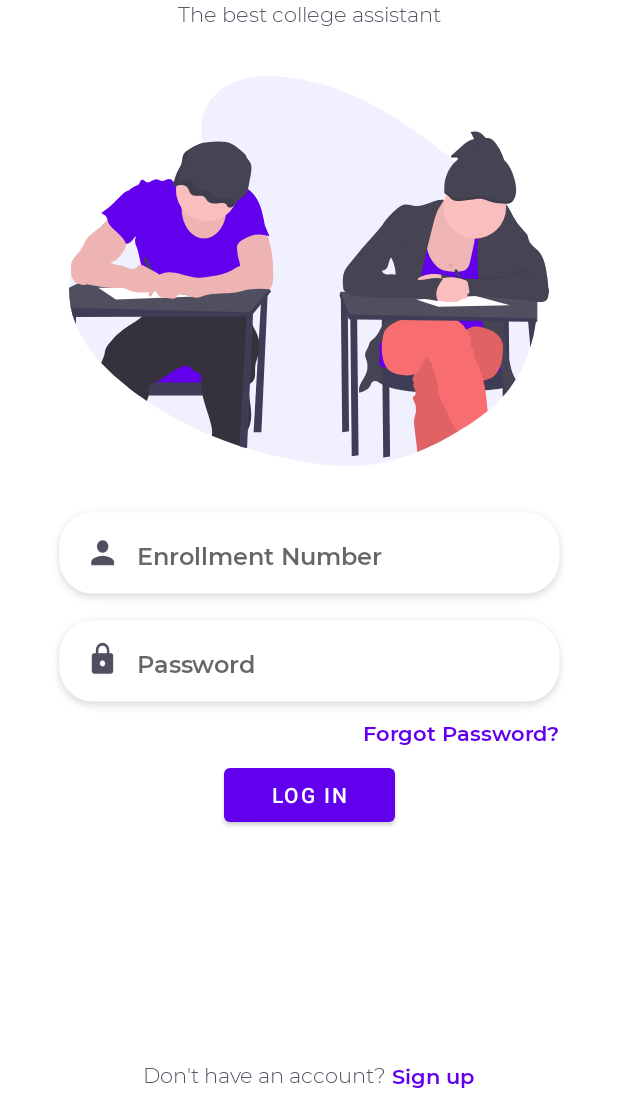
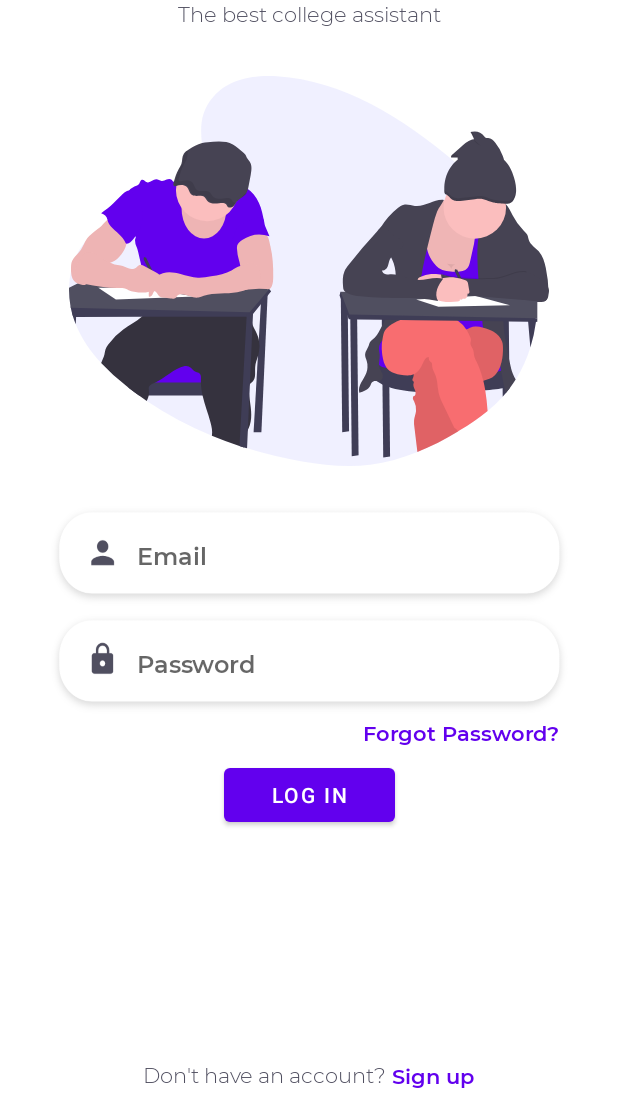
Before and after one commit to Rigzbot/CollegeBuddy, an Android app: the screen it shows after launch (LoginActivity), on a phone screen of 412 x 824 dp, the part 122-1236 px from its top. Run offline under Robolectric (Android 15) with nearby library versions, the phone set to English and light mode, and no system bars; our stand-ins replace Dagger/Hilt's generated code, Firebase (no records; nobody signed in at launch, a user with empty details on screens opened directly).

Commit message:
added login functionality with email

```diff
--- a/app/src/main/java/com/example/collegebuddy/ui/login/LoginActivity.kt
+++ b/app/src/main/java/com/example/collegebuddy/ui/login/LoginActivity.kt
@@ -1,17 +1,32 @@
 package com.example.collegebuddy.ui.login
 
+import android.content.Intent
 import android.os.Bundle
 import androidx.appcompat.app.AppCompatActivity
 import com.example.collegebuddy.databinding.ActivityLoginBinding
+import com.example.collegebuddy.ui.MainActivity
+import com.google.firebase.auth.FirebaseAuth
 import dagger.hilt.android.AndroidEntryPoint
 
 @AndroidEntryPoint
 class LoginActivity : AppCompatActivity() {
+    private lateinit var mAuth: FirebaseAuth
 
     override fun onCreate(savedInstanceState: Bundle?) {
         super.onCreate(savedInstanceState)
 
         val binding = ActivityLoginBinding.inflate(layoutInflater)
+
+        mAuth = FirebaseAuth.getInstance()
         setContentView(binding.root)
     }
+
+    override fun onStart() {
+        super.onStart()
+
+        if(mAuth.currentUser != null){
+            startActivity(Intent(this, MainActivity::class.java))
+            finish()
+        }
+    }
 }
--- a/app/src/main/res/layout/fragment_login.xml
+++ b/app/src/main/res/layout/fragment_login.xml
@@ -48,7 +48,7 @@
         app:layout_constraintTop_toBottomOf="@+id/textView2" />
 
     <EditText
-        android:id="@+id/editText"
+        android:id="@+id/email_et"
         android:layout_width="350dp"
         android:layout_height="72dp"
         android:layout_marginStart="8dp"
@@ -57,7 +57,8 @@
         android:fontFamily="@font/montserrat_semibold"
         android:textSize="16sp"
         android:paddingStart="60dp"
-        android:hint="@string/login_edit_text_enrollment_hint"
+        android:inputType="textEmailAddress"
+        android:hint="@string/login_edit_text_email_hint"
         android:textColor="@color/colorText"
         android:background="@drawable/bg_txt_username"
         app:layout_constraintEnd_toEndOf="parent"
@@ -65,7 +66,7 @@
         app:layout_constraintTop_toBottomOf="@+id/imageView" />
 
     <EditText
-        android:id="@+id/editText2"
+        android:id="@+id/password_et"
         android:layout_width="350dp"
         android:layout_height="72dp"
         android:layout_marginStart="8dp"
@@ -79,10 +80,10 @@
         android:background="@drawable/bg_txt_password"
         app:layout_constraintEnd_toEndOf="parent"
         app:layout_constraintStart_toStartOf="parent"
-        app:layout_constraintTop_toBottomOf="@+id/editText" />
+        app:layout_constraintTop_toBottomOf="@+id/email_et" />
 
     <TextView
-        android:id="@+id/textView3"
+        android:id="@+id/forgot_password_button"
         android:layout_width="wrap_content"
         android:layout_height="wrap_content"
         android:layout_marginStart="8dp"
@@ -94,7 +95,7 @@
         app:layout_constraintEnd_toEndOf="parent"
         app:layout_constraintHorizontal_bias="0.883"
         app:layout_constraintStart_toStartOf="parent"
-        app:layout_constraintTop_toBottomOf="@+id/editText2" />
+        app:layout_constraintTop_toBottomOf="@+id/password_et" />
 
     <Button
         android:id="@+id/log_in_button"
@@ -106,7 +107,7 @@
         android:text="@string/login_activity_log_in"
         app:layout_constraintStart_toStartOf="parent"
         app:layout_constraintEnd_toEndOf="parent"
-        app:layout_constraintTop_toBottomOf="@id/textView3"/>
+        app:layout_constraintTop_toBottomOf="@id/forgot_password_button"/>
 
     <LinearLayout
         android:layout_width="match_parent"
@@ -126,6 +127,7 @@
         android:textColor="@color/colorText" />
 
     <TextView
+        android:id="@+id/sign_up_button"
         android:layout_width="wrap_content"
         android:layout_height="wrap_content"
         android:layout_marginStart="4dp"
--- a/app/src/main/res/layout/fragment_register.xml
+++ b/app/src/main/res/layout/fragment_register.xml
@@ -41,6 +41,7 @@
             android:layout_height="72dp"
             android:layout_below="@id/register_heading"
             android:background="@drawable/bg_txt_username"
+            android:inputType="number"
             android:fontFamily="@font/montserrat_semibold"
             android:hint="@string/login_edit_text_enrollment_hint"
             android:paddingStart="60dp"
@@ -115,6 +116,7 @@
             android:textColor="@color/colorText" />
 
         <TextView
+            android:id="@+id/back_to_login_button"
             android:layout_width="wrap_content"
             android:layout_height="wrap_content"
             android:layout_marginStart="4dp"
--- a/app/src/main/res/navigation/nav_graph2.xml
+++ b/app/src/main/res/navigation/nav_graph2.xml
@@ -11,7 +11,7 @@
         tools:layout="@layout/fragment_login">
 
         <action
-            android:id="@+id/action_FirstFragment_to_SecondFragment"
+            android:id="@+id/action_LoginFragment_to_RegisterFragment"
             app:destination="@id/RegisterFragment" />
     </fragment>
     <fragment
@@ -20,7 +20,7 @@
         tools:layout="@layout/fragment_register">
 
         <action
-            android:id="@+id/action_SecondFragment_to_FirstFragment"
+            android:id="@+id/action_RegisterFragment_to_LoginFragment"
             app:destination="@id/LoginFragment" />
     </fragment>
 </navigation>
--- a/build.gradle
+++ b/build.gradle
@@ -9,6 +9,8 @@ buildscript {
         classpath "org.jetbrains.kotlin:kotlin-gradle-plugin:1.5.21"
 
         classpath "com.google.dagger:hilt-android-gradle-plugin:2.38.1"
+        classpath "com.google.gms:google-services:4.3.10"
+        classpath "androidx.navigation:navigation-safe-args-gradle-plugin:2.3.5"
         // NOTE: Do not place your application dependencies here; they belong
         // in the individual module build.gradle files
     }
```
Also changed, not shown: app/build.gradle (+12 -0 lines), app/src/main/AndroidManifest.xml (+6 -1 lines), app/src/main/java/com/example/collegebuddy/ui/login/LoginFragment.kt (+50 -5 lines), app/src/main/java/com/example/collegebuddy/ui/login/RegisterFragment.kt (+64 -5 lines), 3 other files.
